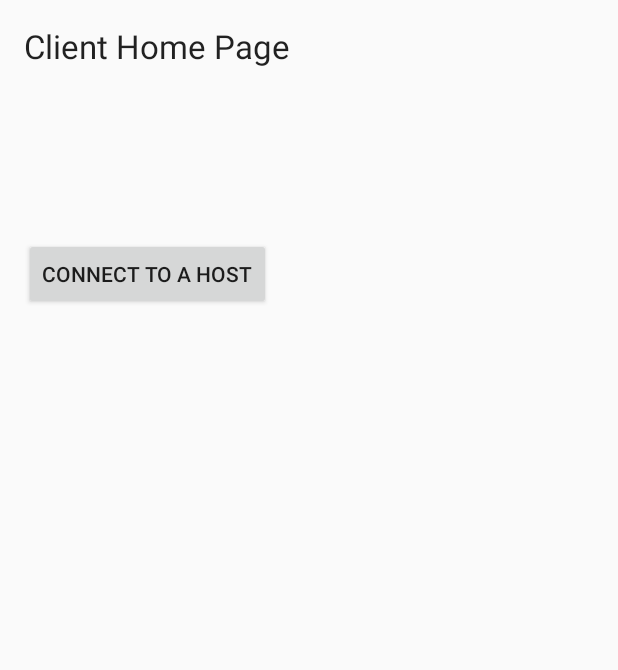
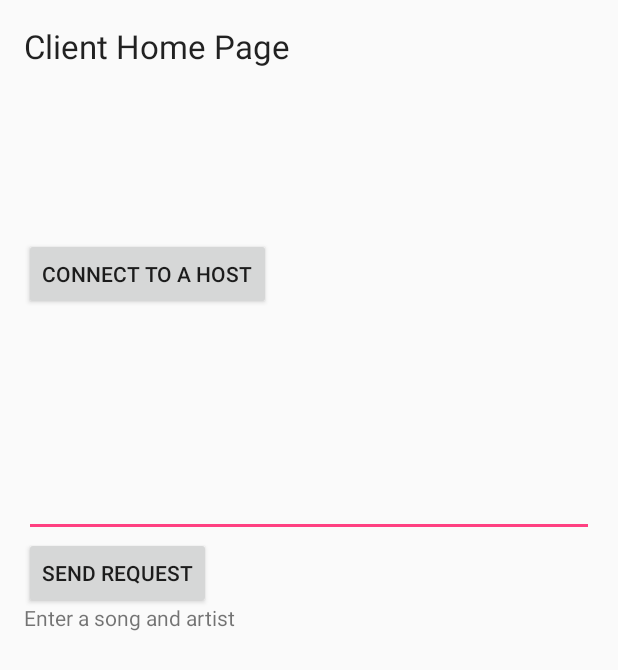
Before and after one commit to aJimmer/HackPoly2016, an Android app: the screen it shows after launch (ClientMainActivity), after a tap on "JOIN PARTY", on a phone screen of 412 x 824 dp. Shown: the top 670 px of the screen. Run offline under Robolectric (Android 15) with nearby library versions, the phone set to English and light mode, and no system bars.

Commit message:
Addition of SongRequest Box and button

```diff
--- a/HackPoly2016/app/src/main/java/com/inasweaterpoorlyknit/hackpoly2016/HackPoly2016Activity.java
+++ b/HackPoly2016/app/src/main/java/com/inasweaterpoorlyknit/hackpoly2016/HackPoly2016Activity.java
@@ -13,7 +13,6 @@ import android.widget.EditText;
 public class HackPoly2016Activity extends AppCompatActivity {
     Button hostParty;
     Button joinParty;
-    public final static String EXTRA_MESSAGE = "com.inasweaterpoorlyknit.hackpoly2016.MESSAGE";
     @Override
     protected void onCreate(Bundle savedInstanceState) {
         super.onCreate(savedInstanceState);
--- a/HackPoly2016/app/src/main/res/layout/activity_client_main.xml
+++ b/HackPoly2016/app/src/main/res/layout/activity_client_main.xml
@@ -28,4 +28,35 @@
         android:layout_alignParentLeft="true"
         android:layout_alignParentStart="true"
         android:layout_marginTop="113dp" />
+
+    <Button
+        android:layout_width="wrap_content"
+        android:layout_height="wrap_content"
+        android:text="Send Request"
+        android:id="@+id/sendRequest"
+        android:layout_below="@+id/songBox"
+        android:layout_alignParentLeft="true"
+        android:layout_alignParentStart="true" />
+
+    <EditText
+        android:layout_width="wrap_content"
+        android:layout_height="wrap_content"
+        android:id="@+id/songBox"
+        android:layout_below="@+id/connectToHost"
+        android:layout_alignParentLeft="true"
+        android:layout_alignParentStart="true"
+        android:layout_marginTop="106dp"
+        android:layout_alignParentRight="true"
+        android:layout_alignParentEnd="true" />
+
+    <TextView
+        android:layout_width="wrap_content"
+        android:layout_height="wrap_content"
+        android:textAppearance="?android:attr/textAppearanceSmall"
+        android:text="Enter a song and artist"
+        android:id="@+id/textView"
+        android:layout_centerVertical="true"
+        android:layout_alignParentLeft="true"
+        android:layout_alignParentStart="true" />
+
 </RelativeLayout>
```
Also changed, not shown: HackPoly2016/app/src/main/java/com/inasweaterpoorlyknit/hackpoly2016/ClientMainActivity.java (+56 -1 lines).
